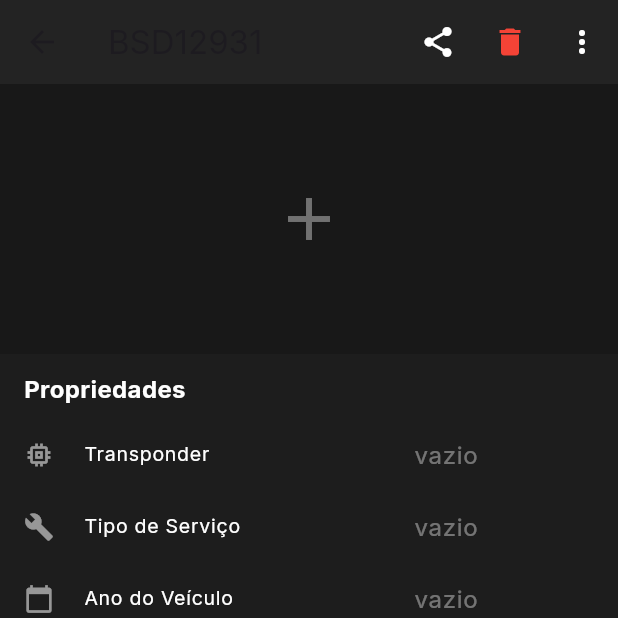
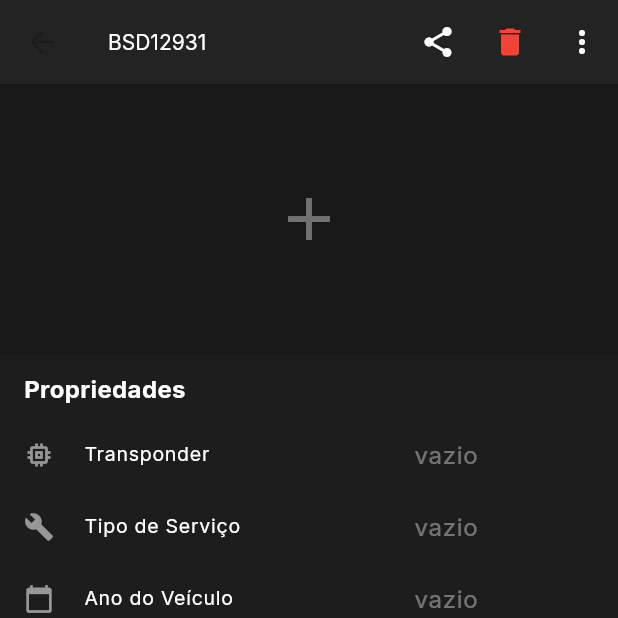
Before and after one commit to tduarte29/keybookTestes, a Flutter app: the screen it shows after launch, after a tap on "Login", after a tap on "Chevrolet", after a tap on "BSD12931", on a phone screen of 412 x 824 dp, the top half of it. Run offline on Flutter 3.47's test engine with Material 3 defaults, Android fonts, the phone set to English and light mode, and no system bars; our stand-ins replace flutter_local_notifications, geolocator, google_fonts, google_maps_flutter, image_picker.

Commit message:
fix: Key title color

```diff
--- a/lib/screens/key_detail_screen.dart
+++ b/lib/screens/key_detail_screen.dart
@@ -172,7 +172,13 @@ class _KeyDetailScreenState extends State<KeyDetailScreen> {
   Widget build(BuildContext context) {
     return Scaffold(
       appBar: AppBar(
-        title: Text(widget.keyName, style: GoogleFonts.inter()),
+        titleTextStyle: TextStyle(
+          color: Colors.white,
+        ),
+        title: Text(
+          widget.keyName,
+          style: GoogleFonts.inter(),
+        ),
         backgroundColor: const Color(0xFF232323),
         actions: [
           IconButton(
```
